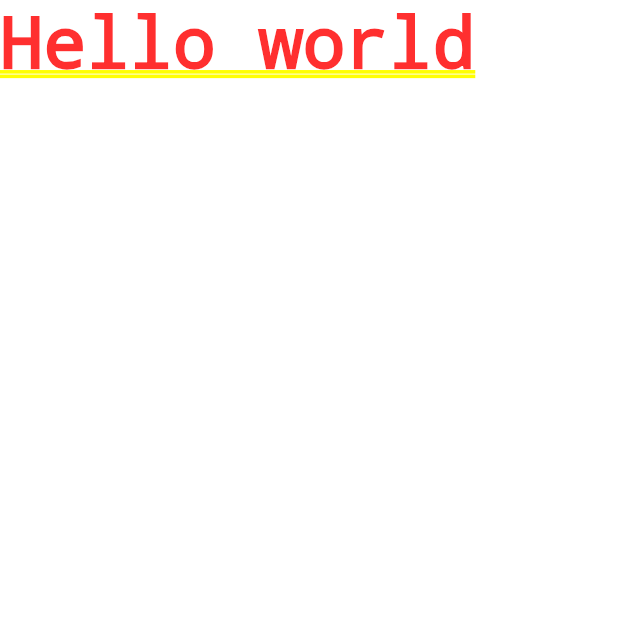
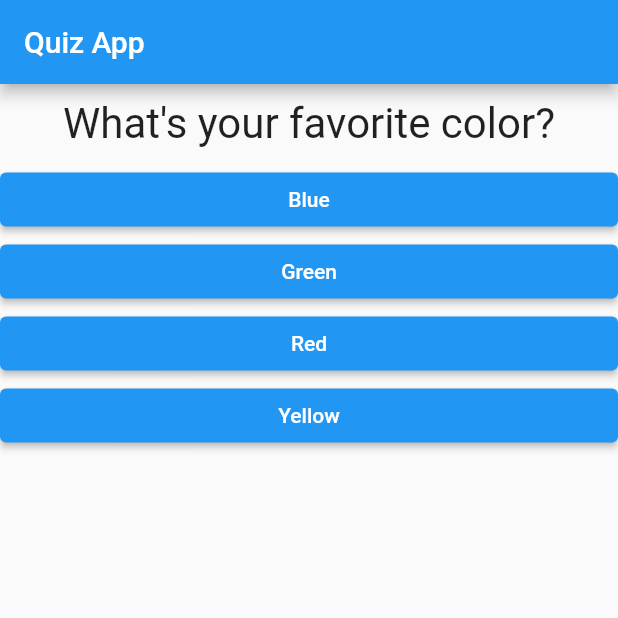
Before and after one commit to ajamicoding5402/flutter-projects, a Flutter app: the screen it shows after launch, on a phone screen of 412 x 824 dp, the top half of it. Run offline on Flutter 3.47's test engine with Material 2 defaults, Android fonts, the phone set to English and light mode, and no system bars.

Commit message:
Quiz app completed
This commit is the completed quiz app that is part of the flutter course that I am talking right now.

```diff
--- /dev/null
+++ b/quizz_app/lib/answer.dart
@@ -0,0 +1,22 @@
+import 'package:flutter/material.dart';
+
+class Answer extends StatelessWidget {
+  final VoidCallback selectHandler;
+  final String answerText;
+
+  Answer(this.selectHandler, this.answerText);
+
+  @override
+  Widget build(BuildContext context) {
+    return Container(
+      width: double.infinity,
+      child: ElevatedButton(
+        style: ButtonStyle(
+          backgroundColor: MaterialStateProperty.all(Colors.blue),
+        ),
+        child: Text(answerText),
+        onPressed: selectHandler,
+      ),
+    );
+  }
+}
--- a/quizz_app/lib/main.dart
+++ b/quizz_app/lib/main.dart
@@ -1,11 +1,90 @@
+// ignore_for_file: annotate_overrides, prefer_const_constructors, sort_child_properties_last, prefer_const_literals_to_create_immutables, use_key_in_widget_constructors, avoid_print
+
 import 'package:flutter/material.dart';
 
-void main() {
-  runApp(MyApp());
+import './quiz.dart';
+import './result.dart';
+
+// void main() {
+//   runApp(MyApp());
+// }
+
+void main() => runApp(MyApp());
+
+class MyApp extends StatefulWidget {
+  @override
+  State<StatefulWidget> createState() {
+    // ignore: todo
+    // TODO: implement createState
+    return _MyAppState();
+  }
 }
 
-class MyApp extends StatelessWidget {
+class _MyAppState extends State<MyApp> {
+  final _question = const [
+    {
+      'questionText': 'What\'s your favorite color?',
+      'answer': [
+        {'text': 'Blue', 'score': 10},
+        {'text': 'Green', 'score': 15},
+        {'text': 'Red', 'score': 20},
+        {'text': 'Yellow', 'score': 25}
+      ],
+    },
+    {
+      'questionText': 'what\'s your favorite animal?',
+      'answer': [
+        {'text': 'Tiger', 'score': 10},
+        {'text': 'Capybara', 'score': 15},
+        {'text': 'Monke', 'score': 20},
+        {'text': 'Big Foot', 'score': 25}
+      ],
+    },
+    {
+      'questionText': 'what\'s your favorite show?',
+      'answer': [
+        {'text': 'Better Call Saul', 'score': 10},
+        {'text': 'Breaking Bad', 'score': 15},
+        {'text': 'Attack on Titan', 'score': 20},
+        {'text': 'Re:zero', 'score': 25}
+      ],
+    },
+  ];
+  var _questionIndex = 0;
+  var _totalScore = 0;
+
+  void _answerQuestion(int score) {
+    _totalScore = _totalScore + score;
+
+    setState(() {
+      _questionIndex = _questionIndex + 1;
+    });
+  }
+
+  void _resetQuiz() {
+    setState(() {
+      _questionIndex = 0;
+      _totalScore = 0;
+    });
+  }
+
+  @override
   Widget build(BuildContext context) {
-    return MaterialApp(home: Text('Hello world'));
+    // ignore: unused_local_variable
+
+    return MaterialApp(
+      home: Scaffold(
+        appBar: AppBar(
+          title: Text('Quiz App'),
+        ),
+        body: _questionIndex < _question.length
+            ? Quiz(
+                answerQuestion: _answerQuestion,
+                questionIndex: _questionIndex,
+                question: _question,
+              )
+            : Result(_totalScore, _resetQuiz),
+      ),
+    );
   }
 }
--- /dev/null
+++ b/quizz_app/lib/question.dart
@@ -0,0 +1,20 @@
+import 'package:flutter/material.dart';
+
+class Question extends StatelessWidget {
+  final String questionText;
+
+  Question(this.questionText);
+
+  @override
+  Widget build(BuildContext context) {
+    return Container(
+      width: double.infinity,
+      margin: EdgeInsets.all(10),
+      child: Text(
+        questionText,
+        style: TextStyle(fontSize: 28),
+        textAlign: TextAlign.center,
+      ),
+    );
+  }
+}
--- /dev/null
+++ b/quizz_app/lib/quiz.dart
@@ -0,0 +1,31 @@
+import 'package:flutter/material.dart';
+
+import './question.dart';
+import './answer.dart';
+
+class Quiz extends StatelessWidget {
+  final List<Map<String, Object>> question;
+  final int questionIndex;
+  final Function(int) answerQuestion;
+
+  const Quiz(
+      {required this.question,
+      required this.questionIndex,
+      required this.answerQuestion});
+
+  @override
+  Widget build(BuildContext context) {
+    return Column(
+      children: [
+        Question(
+          question[questionIndex]['questionText'] as String,
+        ),
+        ...(question[questionIndex]['answer'] as List<Map<String, Object>>)
+            .map((answer) {
+          return Answer(() => answerQuestion(answer['score'] as int),
+              answer['text'] as String);
+        }).toList()
+      ],
+    );
+  }
+}
```
Also changed, not shown: quizz_app/lib/result.dart (added, +35 -0 lines), 1 other file.
